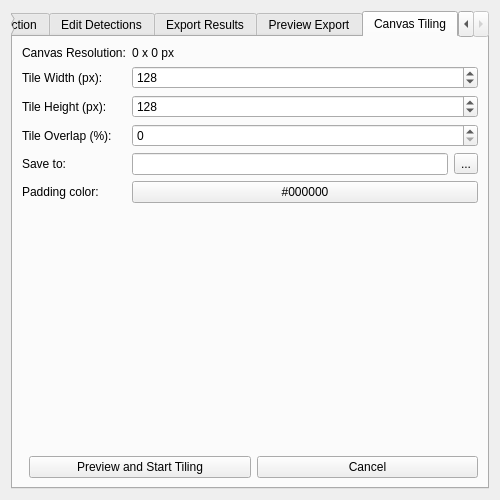
Above: yolo_mod/yolo_mod_dialog_base.ui from mateusz29/yolo-mod before the change. Below: the same form after it.
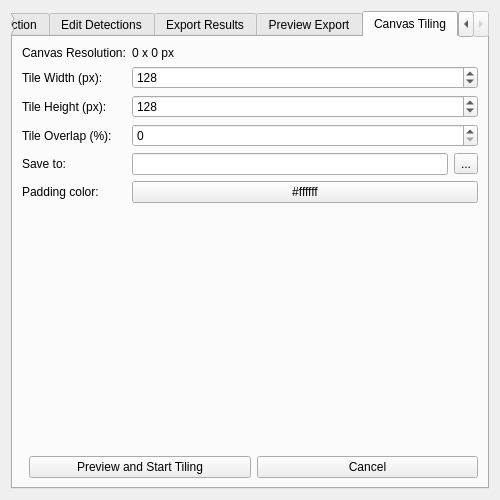
That is the form after the change. The open tabs and pages were chosen to show the change.

Commit message: ui: change default padding color to white

The edit to the form file:
```diff
--- a/yolo_mod/yolo_mod_dialog_base.ui
+++ b/yolo_mod/yolo_mod_dialog_base.ui
@@ -601,7 +601,7 @@
           </item>
           <item row="5" column="1">
           <widget class="QPushButton" name="btn_tiling_padding_color">
-            <property name="text"><string>#000000</string></property>
+            <property name="text"><string>#ffffff</string></property>
           </widget>
           </item>
         </layout>
```
The commit also changes 2 other files.
